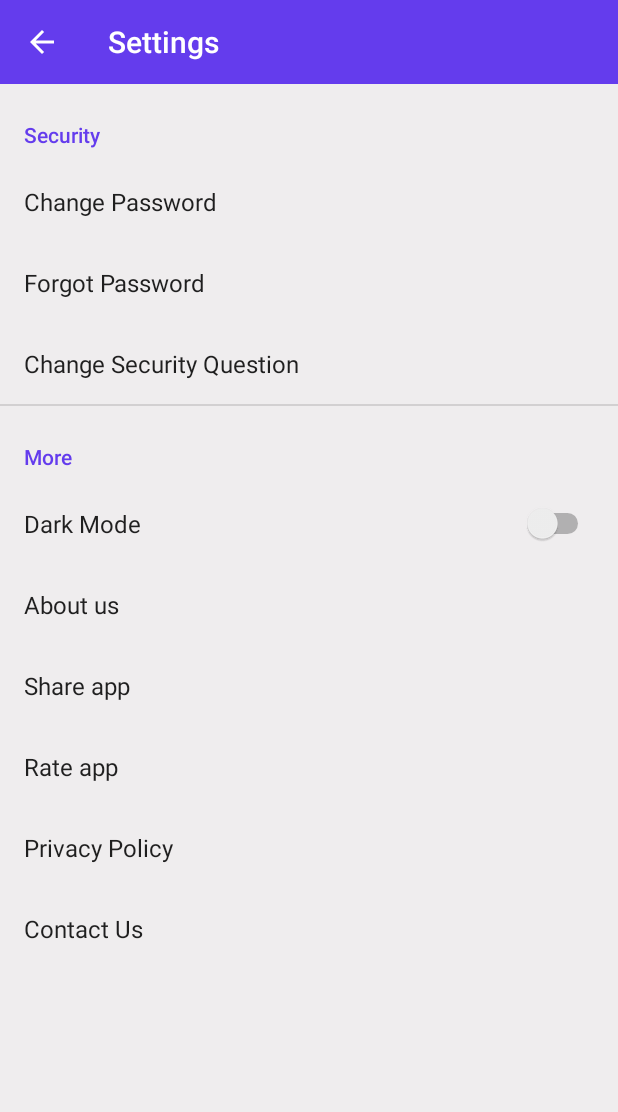
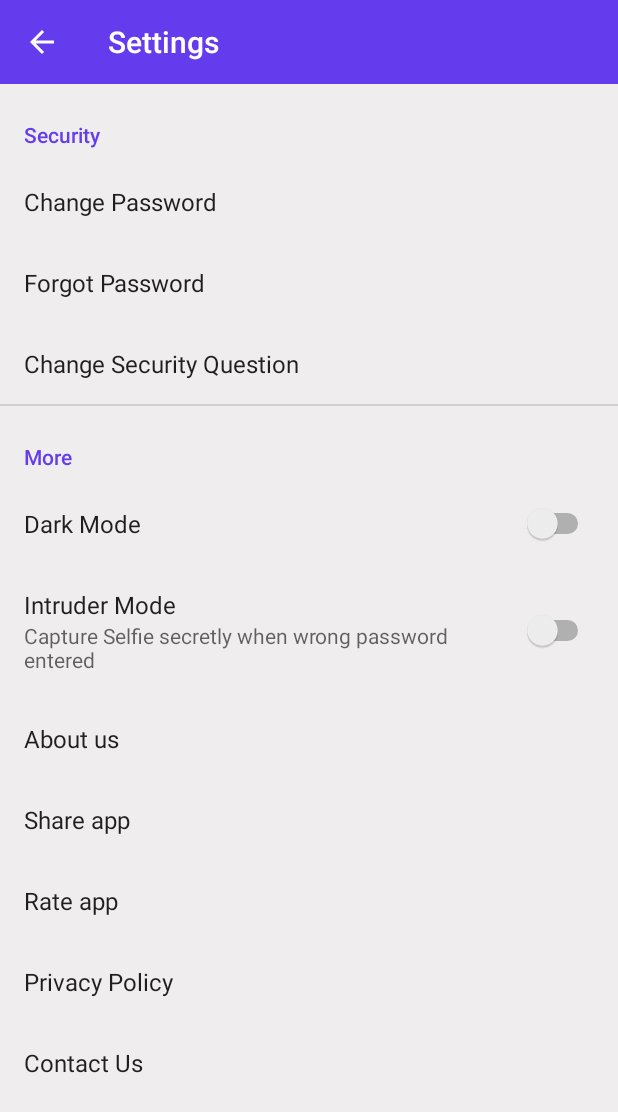
Before and after one commit to Waqas334/VaultCalcApp, an Android app: the SettingsFragment screen opened directly, with no data from a screen before it, on a phone screen of 412 x 824 dp. Shown: the top 1112 px of the screen. Run offline under Robolectric (Android 15) with nearby library versions, the phone set to English and light mode, and no system bars; our stand-ins replace androidx.preference.

Commit message:
Option Added to turn on or off intruder mode

```diff
--- a/app/src/main/res/values/strings.xml
+++ b/app/src/main/res/values/strings.xml
@@ -122,5 +122,11 @@
     <string name="videos">Videos</string>
     <string name="files">Files</string>
     <string name="browser">Browser</string>
+    <string name="pref_intruder_mode_key">pref_intruder_mode_key</string>
+    <string name="pref_intruder_mode_title">Intruder Mode</string>
+    <string name="str_permission_required_for_intruder_mode">Camera permissions required for Intruder Mode.</string>
+    <string name="str_permission_required_for_intruder_mode_allow_from_settings">Camera permissions required for Intruder Mode. Grant Camera Permissions from settings</string>
+    <string name="str_permission_required_intruder_mode_disabled">Camera permissions required. Intruder Mode is disabled for now. Please enable it from Settings</string>
+    <string name="pref_intruder_mode_summary">Capture Selfie secretly when wrong password entered</string>
 
 </resources>
--- a/app/src/main/res/xml/setting_preferences.xml
+++ b/app/src/main/res/xml/setting_preferences.xml
@@ -33,6 +33,13 @@
             app:defaultValue="false"
             app:iconSpaceReserved="false" />
 
+        <SwitchPreference
+            android:key="@string/pref_intruder_mode_key"
+            android:summary="@string/pref_intruder_mode_summary"
+            android:title="@string/pref_intruder_mode_title"
+            app:defaultValue="false"
+            app:iconSpaceReserved="false" />
+
         <Preference
             android:key="@string/pref_key_about_us"
             android:title="@string/about_us"
```
Also changed, not shown: app/src/main/java/com/androidbull/calculator/photo/vault/SettingsFragment.java (+46 -4 lines), app/src/main/java/com/androidbull/calculator/photo/vault/activities/CalculatorActivity.java (+134 -105 lines).
